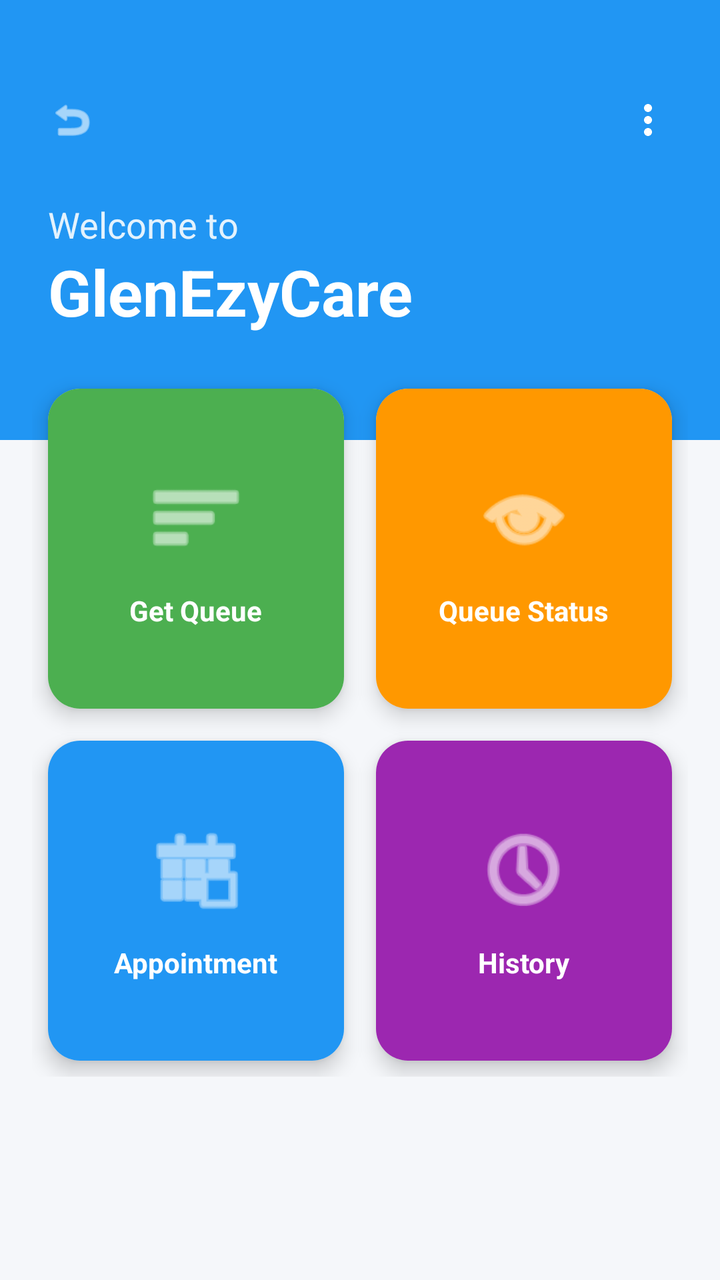
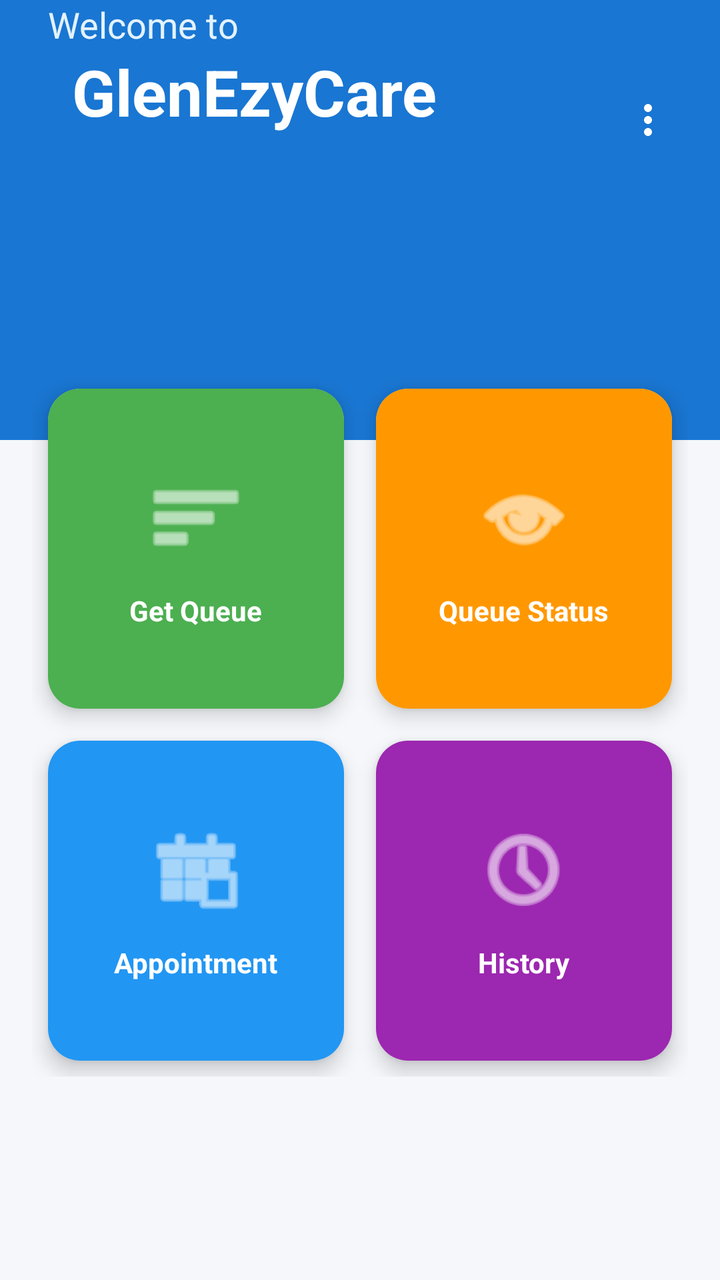

Two renders of the same Android screen: before a commit and after it. Below are the layout's source before the change and the commit's diff.
<!-- AndroidManifest.xml: application theme Theme.GlenEzyCareApps -->
<!-- res/layout/activity_patient_home.xml -->
<?xml version="1.0" encoding="utf-8"?>
<androidx.constraintlayout.widget.ConstraintLayout xmlns:android="http://schemas.android.com/apk/res/android"
    xmlns:app="http://schemas.android.com/apk/res-auto"
    android:layout_width="match_parent"
    android:layout_height="match_parent"
    android:background="#F5F7FA">

    
    <View
        android:id="@+id/topHeader"
        android:layout_width="match_parent"
        android:layout_height="220dp"
        android:background="#2196F3"
        app:layout_constraintTop_toTopOf="parent" />

    <ImageView
        android:id="@+id/btnMenu"
        android:layout_width="40dp"
        android:layout_height="40dp"
        android:layout_marginTop="40dp"
        android:layout_marginEnd="16dp"
        android:padding="8dp"
        android:src="@drawable/ic_more_vert"
        app:layout_constraintEnd_toEndOf="parent"
        app:layout_constraintTop_toTopOf="parent"
        app:tint="@color/white"
        android:clickable="true"
        android:focusable="true"
        android:background="?attr/selectableItemBackgroundBorderless"/>

    <ImageView
        android:id="@+id/btnBack"
        android:layout_width="40dp"
        android:layout_height="40dp"
        android:layout_marginStart="16dp"
        android:layout_marginTop="40dp"
        android:background="?attr/selectableItemBackgroundBorderless"
        android:padding="8dp"
        android:src="@android:drawable/ic_menu_revert"
        app:layout_constraintStart_toStartOf="parent"
        app:layout_constraintTop_toTopOf="parent"
        app:tint="@color/white"
        android:clickable="true"
        android:focusable="true"/>

    <TextView
        android:id="@+id/tvWelcome"
        android:layout_width="wrap_content"
        android:layout_height="wrap_content"
        android:layout_marginStart="24dp"
        android:layout_marginTop="20dp"
        android:text="Welcome to"
        android:textColor="#E3F2FD"
        android:textSize="18sp"
        app:layout_constraintStart_toStartOf="parent"
        app:layout_constraintTop_toBottomOf="@+id/btnBack" />

    <TextView
        android:layout_width="wrap_content"
        android:layout_height="wrap_content"
        android:text="GlenEzyCare"
        android:textColor="@color/white"
        android:textSize="32sp"
        android:textStyle="bold"
        app:layout_constraintStart_toStartOf="@+id/tvWelcome"
        app:layout_constraintTop_toBottomOf="@+id/tvWelcome" />

    <androidx.core.widget.NestedScrollView
        android:layout_width="match_parent"
        android:layout_height="0dp"
        android:layout_marginTop="-50dp"
        app:layout_constraintBottom_toBottomOf="parent"
        app:layout_constraintTop_toBottomOf="@+id/topHeader">

        <GridLayout
            android:layout_width="match_parent"
            android:layout_height="wrap_content"
            android:alignmentMode="alignMargins"
            android:columnCount="2"
            android:padding="16dp">

            
            <androidx.cardview.widget.CardView
                android:id="@+id/btnQueue"
                android:layout_width="0dp"
                android:layout_height="160dp"
                android:layout_columnWeight="1"
                android:layout_margin="8dp"
                app:cardCornerRadius="16dp"
                app:cardElevation="6dp">

                <LinearLayout
                    android:layout_width="match_parent"
                    android:layout_height="match_parent"
                    android:background="#4CAF50"
                    android:gravity="center"
                    android:orientation="vertical">

                    <ImageView
                        android:layout_width="50dp"
                        android:layout_height="50dp"
                        android:src="@android:drawable/ic_menu_sort_by_size"
                        app:tint="@color/white" />

                    <TextView
                        android:layout_width="wrap_content"
                        android:layout_height="wrap_content"
                        android:layout_marginTop="12dp"
                        android:text="Get Queue"
                        android:textColor="@color/white"
                        android:textStyle="bold" />
                </LinearLayout>
            </androidx.cardview.widget.CardView>

            
            <androidx.cardview.widget.CardView
                android:id="@+id/btnQueueStatus"
                android:layout_width="0dp"
                android:layout_height="160dp"
                android:layout_columnWeight="1"
                android:layout_margin="8dp"
                app:cardCornerRadius="16dp"
                app:cardElevation="6dp">

                <LinearLayout
                    android:layout_width="match_parent"
                    android:layout_height="match_parent"
                    android:background="#FF9800"
                    android:gravity="center"
                    android:orientation="vertical">

                    <ImageView
                        android:layout_width="50dp"
                        android:layout_height="50dp"
                        android:src="@android:drawable/ic_menu_view"
                        app:tint="@color/white" />

                    <TextView
                        android:layout_width="wrap_content"
                        android:layout_height="wrap_content"
                        android:layout_marginTop="12dp"
                        android:text="Queue Status"
                        android:textColor="@color/white"
                        android:textStyle="bold" />
                </LinearLayout>
            </androidx.cardview.widget.CardView>

            
            <androidx.cardview.widget.CardView
                android:id="@+id/btnAppointment"
                android:layout_width="0dp"
                android:layout_height="160dp"
                android:layout_columnWeight="1"
                android:layout_margin="8dp"
                app:cardCornerRadius="16dp"
                app:cardElevation="6dp">

                <LinearLayout
                    android:layout_width="match_parent"
                    android:layout_height="match_parent"
                    android:background="#2196F3"
                    android:gravity="center"
                    android:orientation="vertical">

                    <ImageView
                        android:layout_width="50dp"
                        android:layout_height="50dp"
                        android:src="@android:drawable/ic_menu_today"
                        app:tint="@color/white" />

                    <TextView
                        android:layout_width="wrap_content"
                        android:layout_height="wrap_content"
                        android:layout_marginTop="12dp"
                        android:text="Appointment"
                        android:textColor="@color/white"
                        android:textStyle="bold" />
                </LinearLayout>
            </androidx.cardview.widget.CardView>

            
            <androidx.cardview.widget.CardView
                android:id="@+id/btnHistory"
                android:layout_width="0dp"
                android:layout_height="160dp"
                android:layout_columnWeight="1"
                android:layout_margin="8dp"
                app:cardCornerRadius="16dp"
                app:cardElevation="6dp">

                <LinearLayout
                    android:layout_width="match_parent"
                    android:layout_height="match_parent"
                    android:background="#9C27B0"
                    android:gravity="center"
                    android:orientation="vertical">

                    <ImageView
                        android:layout_width="50dp"
                        android:layout_height="50dp"
                        android:src="@android:drawable/ic_menu_recent_history"
                        app:tint="@color/white" />

                    <TextView
                        android:layout_width="wrap_content"
                        android:layout_height="wrap_content"
                        android:layout_marginTop="12dp"
                        android:text="History"
                        android:textColor="@color/white"
                        android:textStyle="bold" />
                </LinearLayout>
            </androidx.cardview.widget.CardView>

        </GridLayout>
    </androidx.core.widget.NestedScrollView>

</androidx.constraintlayout.widget.ConstraintLayout>
<!-- resources referenced by this layout -->
<resources>
  <color name="white">#FFFFFF</color>
  <!-- drawable ic_more_vert (drawable) -->
  <vector xmlns:android="http://schemas.android.com/apk/res/android"
      android:width="24dp"
      android:height="24dp"
      android:viewportWidth="24"
      android:viewportHeight="24"
      android:tint="?attr/colorControlNormal">
    <path
        android:fillColor="@android:color/white"
        android:pathData="M12,8c1.1,0 2,-0.9 2,-2s-0.9,-2 -2,-2 -2,0.9 -2,2 0.9,2 2,2zM12,10c-1.1,0 -2,0.9 -2,2s0.9,2 2,2 2,-0.9 2,-2 -0.9,-2 -2,-2zM12,16c-1.1,0 -2,0.9 -2,2s0.9,2 2,2 2,-0.9 2,-2 -0.9,-2 -2,-2z"/>
  </vector>
  <style name="Theme.GlenEzyCareApps" parent="Theme.Material3.DayNight.NoActionBar">
  
          <item name="colorPrimary">@color/primary_blue</item>
          <item name="colorOnPrimary">@color/white</item>
  
          <item name="android:statusBarColor">@color/background_dark</item>
          <item name="android:navigationBarColor">@color/background_dark</item>
  
      </style>
  <color name="primary_blue">#1976D2</color>
  <color name="background_dark">#121212</color>
</resources>

<!-- the commit's change to res/layout/activity_patient_home.xml (unified diff, before → after) -->
@@ -1,6 +1,7 @@
 <?xml version="1.0" encoding="utf-8"?>
 <androidx.constraintlayout.widget.ConstraintLayout xmlns:android="http://schemas.android.com/apk/res/android"
     xmlns:app="http://schemas.android.com/apk/res-auto"
+    xmlns:tools="http://schemas.android.com/tools"
     android:layout_width="match_parent"
     android:layout_height="match_parent"
     android:background="#F5F7FA">
@@ -10,7 +11,7 @@
         android:id="@+id/topHeader"
         android:layout_width="match_parent"
         android:layout_height="220dp"
-        android:background="#2196F3"
+        android:background="@color/patient_primary"
         app:layout_constraintTop_toTopOf="parent" />
 
     <ImageView
@@ -28,36 +29,21 @@
         android:focusable="true"
         android:background="?attr/selectableItemBackgroundBorderless"/>
 
-    <ImageView
-        android:id="@+id/btnBack"
-        android:layout_width="40dp"
-        android:layout_height="40dp"
-        android:layout_marginStart="16dp"
-        android:layout_marginTop="40dp"
-        android:background="?attr/selectableItemBackgroundBorderless"
-        android:padding="8dp"
-        android:src="@android:drawable/ic_menu_revert"
-        app:layout_constraintStart_toStartOf="parent"
-        app:layout_constraintTop_toTopOf="parent"
-        app:tint="@color/white"
-        android:clickable="true"
-        android:focusable="true"/>
-
     <TextView
         android:id="@+id/tvWelcome"
         android:layout_width="wrap_content"
         android:layout_height="wrap_content"
         android:layout_marginStart="24dp"
-        android:layout_marginTop="20dp"
         android:text="Welcome to"
         android:textColor="#E3F2FD"
         android:textSize="18sp"
         app:layout_constraintStart_toStartOf="parent"
-        app:layout_constraintTop_toBottomOf="@+id/btnBack" />
+        tools:layout_editor_absoluteY="100dp" />
 
     <TextView
         android:layout_width="wrap_content"
         android:layout_height="wrap_content"
+        android:layout_marginStart="12dp"
         android:text="GlenEzyCare"
         android:textColor="@color/white"
         android:textSize="32sp"
<!-- resource entries referenced after the edit -->
@@ -1,5 +1,6 @@
 <!-- resources referenced by this layout -->
 <resources>
+  <color name="patient_primary">#1976D2</color>
   <color name="white">#FFFFFF</color>
   <!-- drawable ic_more_vert (drawable) -->
   <vector xmlns:android="http://schemas.android.com/apk/res/android"
@@ -14,14 +15,14 @@
   </vector>
   <style name="Theme.GlenEzyCareApps" parent="Theme.Material3.DayNight.NoActionBar">
   
-          <item name="colorPrimary">@color/primary_blue</item>
+          <item name="colorPrimary">@color/brand_primary</item>
           <item name="colorOnPrimary">@color/white</item>
   
           <item name="android:statusBarColor">@color/background_dark</item>
           <item name="android:navigationBarColor">@color/background_dark</item>
   
       </style>
-  <color name="primary_blue">#1976D2</color>
+  <color name="brand_primary">#1976D2</color>
   <color name="background_dark">#121212</color>
 </resources>
 
